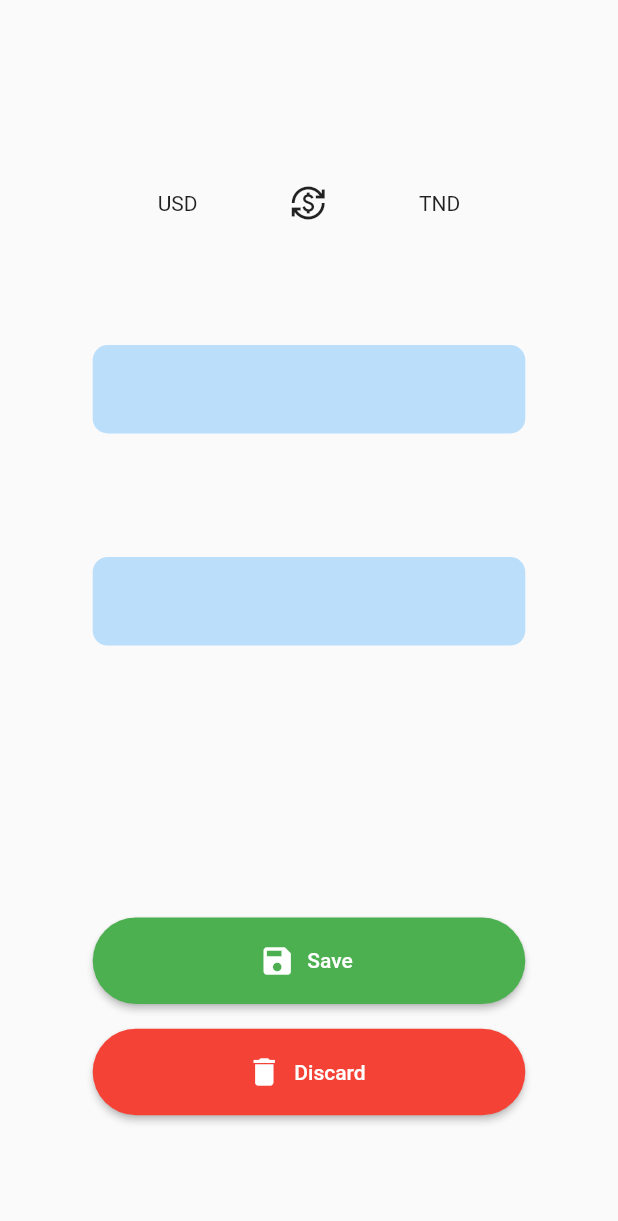
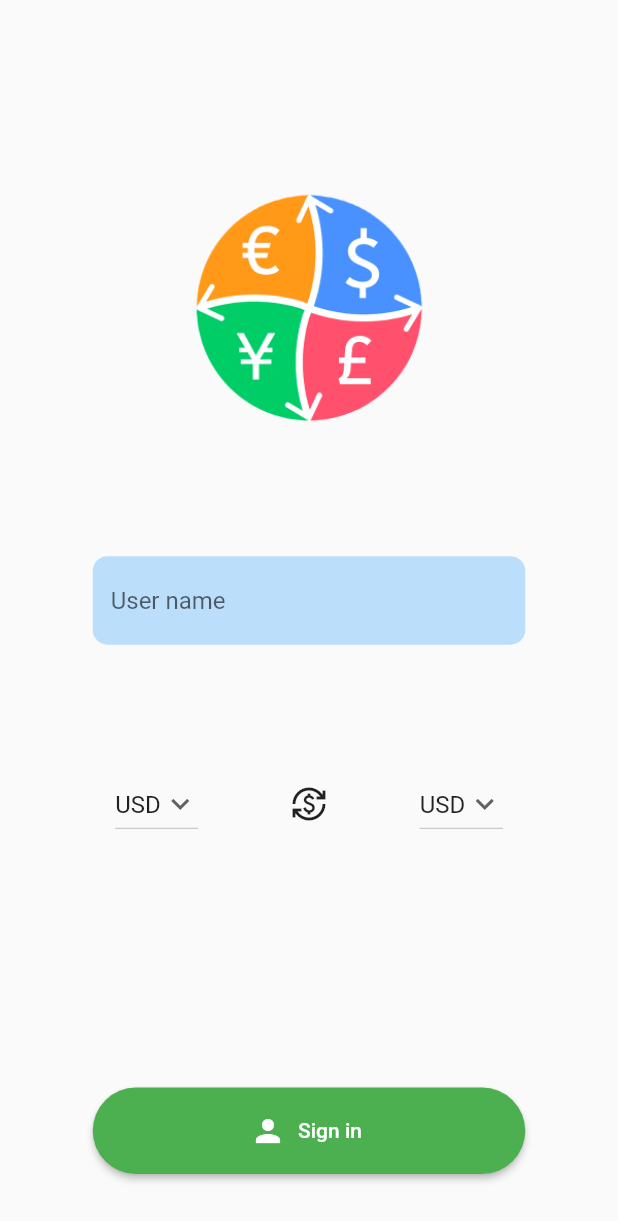
Before and after one commit to Ajlani-youssef/convertMe, a Flutter app: the screen it shows after launch, on a phone screen of 412 x 824 dp. Shown: the top 1221 px of the screen. Run offline on Flutter 3.47's test engine with Material 2 defaults, Android fonts, the phone set to English and light mode, and no system bars; accounts and stored records are empty.

Commit message:
home screen ui

```diff
--- a/lib/main.dart
+++ b/lib/main.dart
@@ -1,5 +1,6 @@
 import 'package:convert_me/config.dart';
 import 'package:convert_me/screens/home/home_screen.dart';
+import 'package:convert_me/screens/signup/signup_screen.dart';
 import 'package:flutter/material.dart';
 
 void main() {
@@ -18,7 +19,7 @@
       theme: ThemeData(
         primarySwatch: Colors.blue,
       ),
-      home: const HomeScreen(),
+      home: const SignupScreen(),
     );
   }
 }
--- a/lib/screens/shared/input.dart
+++ b/lib/screens/shared/input.dart
@@ -1,8 +1,8 @@
 import 'package:flutter/material.dart';
 
 class CustomInput extends StatelessWidget {
-  const CustomInput({Key? key}) : super(key: key);
-
+  const CustomInput({Key? key, this.hintText}) : super(key: key);
+  final String? hintText;
   @override
   Widget build(BuildContext context) {
     double deviceWidth = MediaQuery.of(context).size.width;
@@ -11,6 +11,7 @@ class CustomInput extends StatelessWidget {
       width: deviceWidth * 0.7,
       child: TextField(
         decoration: InputDecoration(
+          hintText: hintText,
           filled: true,
           fillColor: Colors.blue.shade100,
           border: OutlineInputBorder(
--- /dev/null
+++ b/lib/screens/signup/signup_screen.dart
@@ -0,0 +1,121 @@
+import 'package:convert_me/screens/shared/custom_button.dart';
+import 'package:flutter/material.dart';
+
+import '../shared/input.dart';
+
+class SignupScreen extends StatefulWidget {
+  const SignupScreen({Key? key}) : super(key: key);
+
+  @override
+  State<SignupScreen> createState() => _SignupScreenState();
+}
+
+class _SignupScreenState extends State<SignupScreen> {
+  String dropdownvalue = 'USD';
+
+  var items = [
+    'USD',
+    'TND',
+  ];
+  @override
+  Widget build(BuildContext context) {
+    double deviceWidth = MediaQuery.of(context).size.width;
+    double deviceHeight = MediaQuery.of(context).size.height;
+    return SafeArea(
+      child: Scaffold(
+        body: SingleChildScrollView(
+          child: Column(
+            children: [
+              SizedBox(
+                height: deviceHeight * 0.15,
+              ),
+              Container(
+                height: deviceHeight * 0.2,
+                width: deviceHeight * 0.2,
+                decoration: const BoxDecoration(
+                  image: DecorationImage(
+                    image: AssetImage("assets/logo.png"),
+                    fit: BoxFit.fill,
+                  ),
+                ),
+              ),
+              SizedBox(
+                height: deviceHeight * 0.1,
+              ),
+              CustomInput(
+                hintText: "User name",
+              ),
+              SizedBox(
+                height: deviceHeight * 0.1,
+              ),
+              Row(
+                mainAxisAlignment: MainAxisAlignment.center,
+                children: [
+                  DropdownButton(
+                    // Initial Value
+                    value: dropdownvalue,
+
+                    // Down Arrow Icon
+                    icon: const Icon(Icons.keyboard_arrow_down),
+
+                    // Array list of items
+                    items: items.map((String items) {
+                      return DropdownMenuItem(
+                        value: items,
+                        child: Text(items),
+                      );
+                    }).toList(),
+                    // After selecting the desired option,it will
+                    // change button value to selected value
+                    onChanged: (String? newValue) {
+                      setState(() {
+                        dropdownvalue = newValue!;
+                      });
+                    },
+                  ),
+                  SizedBox(
+                    width: deviceWidth * 0.15,
+                  ),
+                  Icon(Icons.currency_exchange),
+                  SizedBox(
+                    width: deviceWidth * 0.15,
+                  ),
+                  DropdownButton(
+                    // Initial Value
+                    value: dropdownvalue,
+
+                    // Down Arrow Icon
+                    icon: const Icon(Icons.keyboard_arrow_down),
+
+                    // Array list of items
+                    items: items.map((String items) {
+                      return DropdownMenuItem(
+                        value: items,
+                        child: Text(items),
+                      );
+                    }).toList(),
+                    // After selecting the desired option,it will
+                    // change button value to selected value
+                    onChanged: (String? newValue) {
+                      setState(() {
+                        dropdownvalue = newValue!;
+                      });
+                    },
+                  ),
+                ],
+              ),
+              SizedBox(
+                height: deviceHeight * 0.2,
+              ),
+              CustomButton(
+                text: "Sign in",
+                icon: Icons.person,
+                color: Colors.green,
+              ),
+            ],
+          ),
+        ),
+      ),
+    );
+  }
+}
--- a/pubspec.yaml
+++ b/pubspec.yaml
@@ -60,9 +60,8 @@ flutter:
   uses-material-design: true
 
   # To add assets to your application, add an assets section, like this:
-  # assets:
-  #   - images/a_dot_burr.jpeg
-  #   - images/a_dot_ham.jpeg
+  assets:
+    - assets/
 
   # An image asset can refer to one or more resolution-specific "variants", see
   # https://flutter.dev/assets-and-images/#resolution-aware.
```
Also changed, not shown: assets/logo.png (added), assets/logo/png-clipart-exchange-rate-currency-converter-money-sri-lankan-rupee-lavender-18-1-text-logo.png (deleted).
